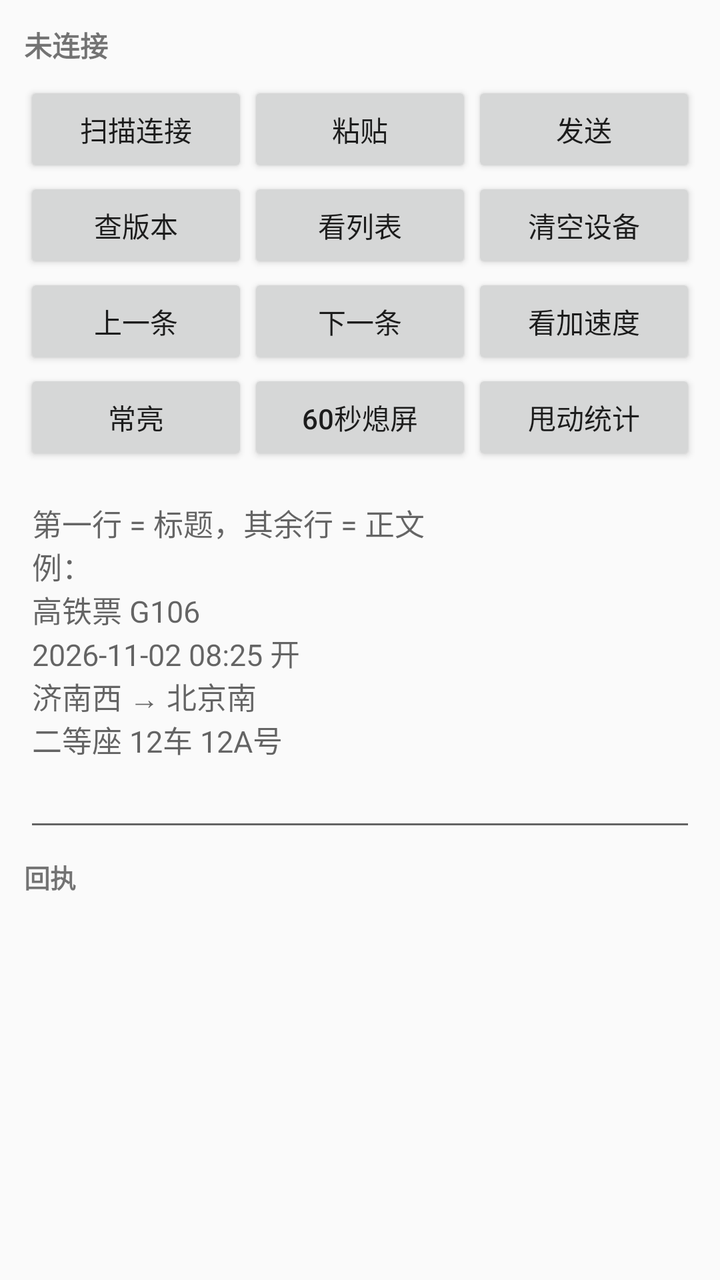
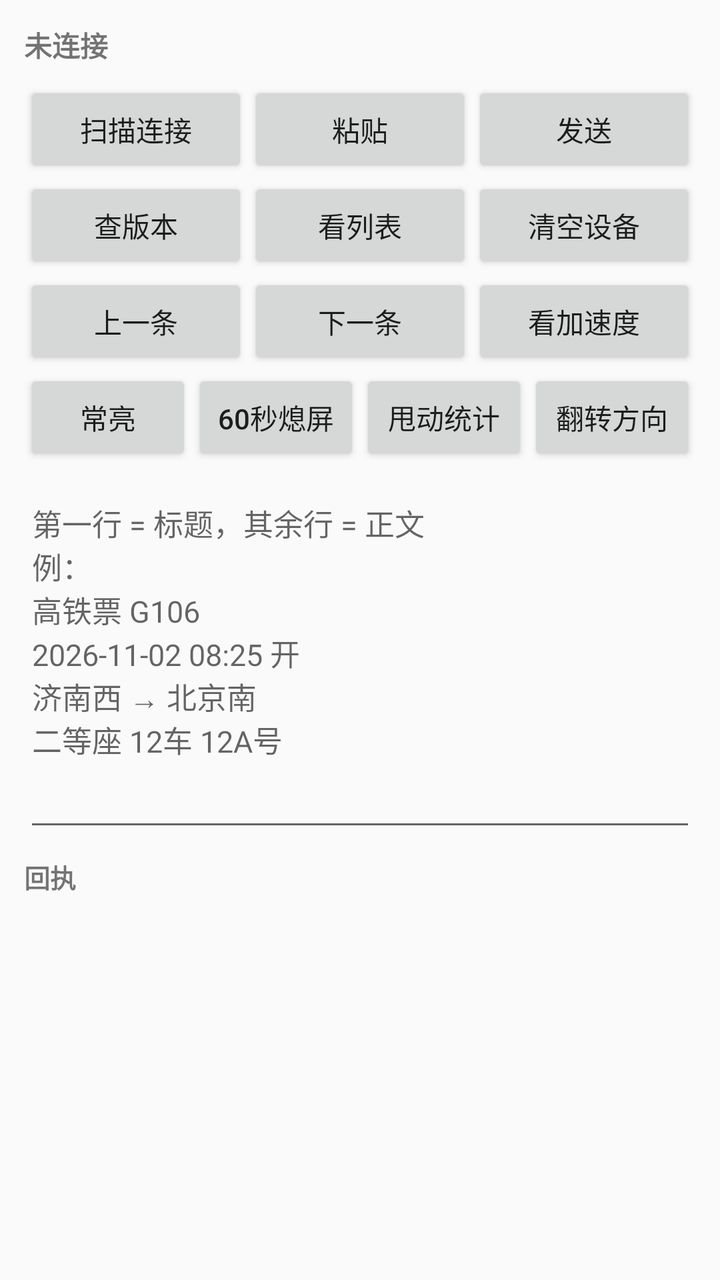

Two renders of the same Android screen: before a commit and after it. Below are the layout's source before the change and the commit's diff.
<!-- AndroidManifest.xml: application theme android:Theme.Material.Light.DarkActionBar -->
<!-- res/layout/activity_main.xml -->
<?xml version="1.0" encoding="utf-8"?>
<LinearLayout xmlns:android="http://schemas.android.com/apk/res/android"
    android:layout_width="match_parent"
    android:layout_height="match_parent"
    android:orientation="vertical"
    android:padding="12dp">

    <TextView
        android:id="@+id/status"
        android:layout_width="match_parent"
        android:layout_height="wrap_content"
        android:paddingBottom="8dp"
        android:text="未连接"
        android:textSize="14sp"
        android:textStyle="bold" />

    <LinearLayout
        android:layout_width="match_parent"
        android:layout_height="wrap_content"
        android:orientation="horizontal">

        <Button
            android:id="@+id/btnScan"
            android:layout_width="0dp"
            android:layout_height="wrap_content"
            android:layout_weight="1"
            android:text="扫描连接" />

        <Button
            android:id="@+id/btnPaste"
            android:layout_width="0dp"
            android:layout_height="wrap_content"
            android:layout_weight="1"
            android:text="粘贴" />

        <Button
            android:id="@+id/btnSend"
            android:layout_width="0dp"
            android:layout_height="wrap_content"
            android:layout_weight="1"
            android:text="发送" />
    </LinearLayout>

    <LinearLayout
        android:layout_width="match_parent"
        android:layout_height="wrap_content"
        android:orientation="horizontal">

        <Button
            android:id="@+id/btnVer"
            android:layout_width="0dp"
            android:layout_height="wrap_content"
            android:layout_weight="1"
            android:text="查版本" />

        <Button
            android:id="@+id/btnList"
            android:layout_width="0dp"
            android:layout_height="wrap_content"
            android:layout_weight="1"
            android:text="看列表" />

        <Button
            android:id="@+id/btnClearDev"
            android:layout_width="0dp"
            android:layout_height="wrap_content"
            android:layout_weight="1"
            android:text="清空设备" />
    </LinearLayout>

    <LinearLayout
        android:layout_width="match_parent"
        android:layout_height="wrap_content"
        android:orientation="horizontal">

        <Button
            android:id="@+id/btnPrev"
            android:layout_width="0dp"
            android:layout_height="wrap_content"
            android:layout_weight="1"
            android:text="上一条" />

        <Button
            android:id="@+id/btnNext"
            android:layout_width="0dp"
            android:layout_height="wrap_content"
            android:layout_weight="1"
            android:text="下一条" />

        <Button
            android:id="@+id/btnAccel"
            android:layout_width="0dp"
            android:layout_height="wrap_content"
            android:layout_weight="1"
            android:text="看加速度" />
    </LinearLayout>

    <LinearLayout
        android:layout_width="match_parent"
        android:layout_height="wrap_content"
        android:orientation="horizontal">

        <Button
            android:id="@+id/btnAlwaysOn"
            android:layout_width="0dp"
            android:layout_height="wrap_content"
            android:layout_weight="1"
            android:text="常亮" />

        <Button
            android:id="@+id/btnIdle60"
            android:layout_width="0dp"
            android:layout_height="wrap_content"
            android:layout_weight="1"
            android:text="60秒熄屏" />

        <Button
            android:id="@+id/btnSwipeStat"
            android:layout_width="0dp"
            android:layout_height="wrap_content"
            android:layout_weight="1"
            android:text="甩动统计" />
    </LinearLayout>

    <EditText
        android:id="@+id/input"
        android:layout_width="match_parent"
        android:layout_height="180dp"
        android:layout_marginTop="8dp"
        android:gravity="top|start"
        android:hint="第一行 = 标题，其余行 = 正文&#10;例：&#10;高铁票 G106&#10;2026-11-02 08:25 开&#10;济南西 → 北京南&#10;二等座 12车 12A号"
        android:inputType="textMultiLine"
        android:textSize="15sp" />

    <TextView
        android:layout_width="match_parent"
        android:layout_height="wrap_content"
        android:layout_marginTop="8dp"
        android:text="回执"
        android:textSize="13sp"
        android:textStyle="bold" />

    <ScrollView
        android:id="@+id/logWrap"
        android:layout_width="match_parent"
        android:layout_height="0dp"
        android:layout_weight="1">

        <TextView
            android:id="@+id/log"
            android:layout_width="match_parent"
            android:layout_height="wrap_content"
            android:fontFamily="monospace"
            android:textSize="12sp" />
    </ScrollView>

</LinearLayout>
<!-- resources referenced by this layout -->
<resources>

</resources>

<!-- the commit's change to res/layout/activity_main.xml (unified diff, before → after) -->
@@ -120,6 +120,13 @@
             android:layout_height="wrap_content"
             android:layout_weight="1"
             android:text="甩动统计" />
+
+        <Button
+            android:id="@+id/btnFlipSign"
+            android:layout_width="0dp"
+            android:layout_height="wrap_content"
+            android:layout_weight="1"
+            android:text="翻转方向" />
     </LinearLayout>
 
     <EditText
